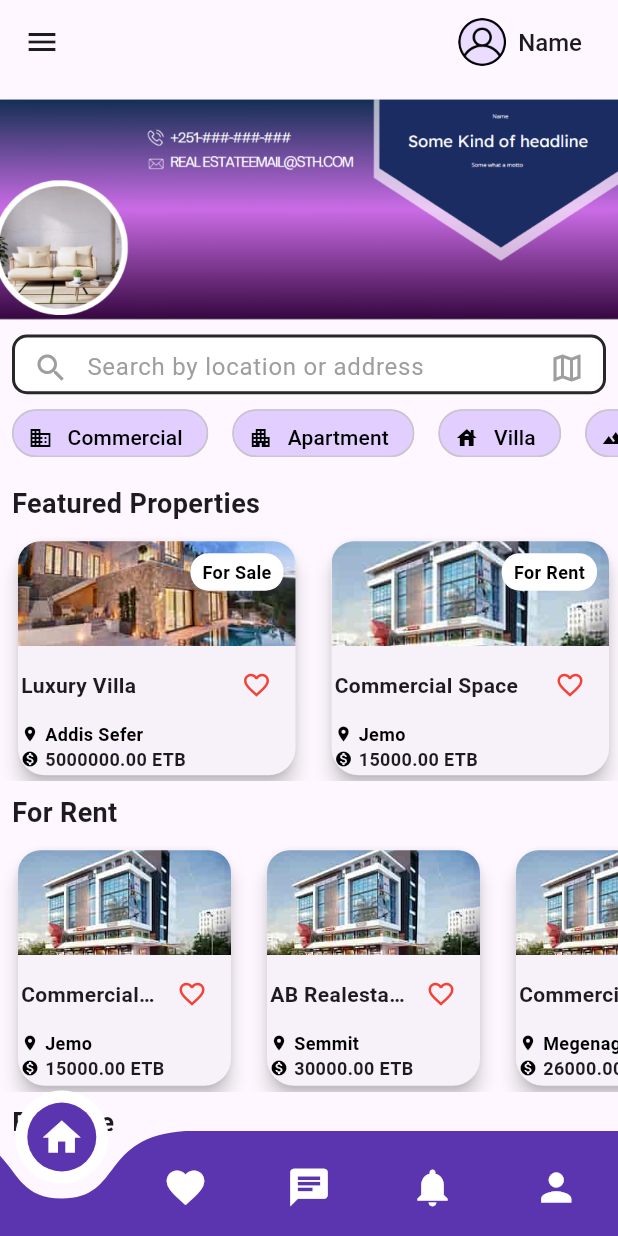
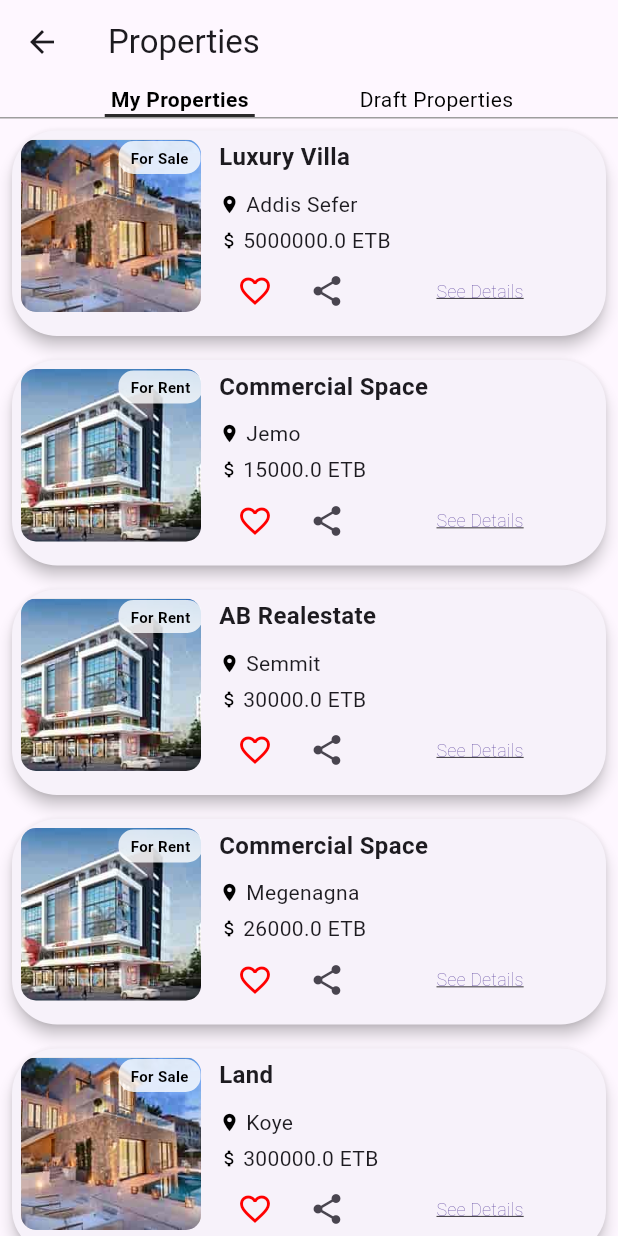
Before and after one commit to samiyamohammed/realestate, a Flutter app: the screen it shows after launch, on a phone screen of 412 x 824 dp. Run offline on Flutter 3.47's test engine with Material 3 defaults, Android fonts, the phone set to English and light mode, and no system bars; drawn by our look-alikes of curved_navigation_bar; our stand-ins replace bloc, equatable, flutter_bloc, go_router, google_fonts.

Commit message:
Your commit message

```diff
--- /dev/null
+++ b/lib/bloc/posted properties/posted_properties_bloc.dart
@@ -0,0 +1,29 @@
+import 'package:flutter_bloc/flutter_bloc.dart';
+import 'package:equatable/equatable.dart';
+import 'package:real_estate_marketplace/models/properties_list_model.dart';
+
+part 'posted_properties_event.dart';
+part 'posted_properties_state.dart';
+
+class PostedPropertiesBloc
+    extends Bloc<PostedPropertiesEvent, PostedPropertiesState> {
+  PostedPropertiesBloc() : super(PostedPropertiesInitial()) {
+    // Register the event handler here
+    on<FetchPostedProperties>(_onFetchPostedProperties);
+  }
+
+  void _onFetchPostedProperties(
+    FetchPostedProperties event,
+    Emitter<PostedPropertiesState> emit,
+  ) async {
+    emit(PostedPropertiesLoading());
+    try {
+      // Simulate fetching data from an API
+      await Future.delayed(const Duration(seconds: 1));
+      emit(PostedPropertiesLoaded(
+          properties: properties)); // Assuming properties is mocked data
+    } catch (e) {
+      emit(const PostedPropertiesError(message: 'Failed to load properties'));
+    }
+  }
+}
--- /dev/null
+++ b/lib/bloc/posted properties/posted_properties_event.dart
@@ -0,0 +1,10 @@
+part of 'posted_properties_bloc.dart';
+
+abstract class PostedPropertiesEvent extends Equatable {
+  const PostedPropertiesEvent();
+
+  @override
+  List<Object> get props => [];
+}
+
+class FetchPostedProperties extends PostedPropertiesEvent {}
--- /dev/null
+++ b/lib/bloc/posted properties/posted_properties_state.dart
@@ -0,0 +1,30 @@
+part of 'posted_properties_bloc.dart';
+
+abstract class PostedPropertiesState extends Equatable {
+  const PostedPropertiesState();
+
+  @override
+  List<Object> get props => [];
+}
+
+class PostedPropertiesInitial extends PostedPropertiesState {}
+
+class PostedPropertiesLoading extends PostedPropertiesState {}
+
+class PostedPropertiesLoaded extends PostedPropertiesState {
+  final List<Property> properties;
+
+  const PostedPropertiesLoaded({required this.properties});
+
+  @override
+  List<Object> get props => [properties];
+}
+
+class PostedPropertiesError extends PostedPropertiesState {
+  final String message;
+
+  const PostedPropertiesError({required this.message});
+
+  @override
+  List<Object> get props => [message];
+}
--- a/lib/config/router.dart
+++ b/lib/config/router.dart
@@ -1,17 +1,29 @@
 // ignore_for_file: unused_import
 
 import 'package:go_router/go_router.dart';
+import 'package:real_estate_marketplace/pages/aboutus_page.dart';
+import 'package:real_estate_marketplace/pages/draft_properties_page.dart';
+import 'package:real_estate_marketplace/pages/faq_page.dart';
 import 'package:real_estate_marketplace/pages/home_page.dart';
+import 'package:real_estate_marketplace/pages/posted_properties_page.dart';
 import 'package:real_estate_marketplace/pages/unsighned_notification_page.dart';
 import 'package:real_estate_marketplace/pages/unsignedin_favorites_page.dart';
 import 'package:real_estate_marketplace/pages/unsighned_message_page.dart';
 
 final GoRouter router = GoRouter(
-  initialLocation: '/home',
+  initialLocation: '/posted-properties',
   routes: [
     GoRoute(
       path: '/home',
       builder: (context, state) => const HomePage(),
+    ),
+    GoRoute(
+      path: '/faq',
+      builder: (context, state) => const FaqPage(),
+    ),
+    GoRoute(
+      path: '/aboutus',
+      builder: (context, state) => const AboutUsPage(),
     ),
     GoRoute(
       path: '/notifications',
@@ -21,9 +33,19 @@ final GoRouter router = GoRouter(
       path: '/chat',
       builder: (context, state) => const MessagePage(),
     ),
-     GoRoute(
+    GoRoute(
       path: '/favorite',
       builder: (context, state) => const FavoritePage(),
-    ),/// Add other routes here as needed
+    ),
+    GoRoute(
+      path: '/posted-properties',
+      builder: (context, state) => const PostedPropertiesPage(),
+    ),
+    GoRoute(
+      path: '/draft-properties',
+      builder: (context, state) => const DraftPropertiesPage(),
+    ),
+
+    /// Add other routes here as needed
   ],
 );
--- a/lib/main.dart
+++ b/lib/main.dart
@@ -16,6 +16,7 @@ class RealEstateApp extends StatelessWidget {
       create: (context) => HomeBloc(),
       child: MaterialApp.router(
         title: 'Real Estate Marketplace',
+        debugShowCheckedModeBanner: false,
         theme: ThemeData(
           primarySwatch: Colors.purple,
           visualDensity: VisualDensity.adaptivePlatformDensity,
--- a/lib/models/properties_list_model.dart
+++ b/lib/models/properties_list_model.dart
@@ -162,7 +162,7 @@ List<Property> properties = [
     price: 300000.00,
     locationName: 'Jemo',
     status: 'For Rent',
-    image: 'assets/images/commercial_space.pngs',
+    image: 'assets/images/commercial_space.png',
     type: 'commercial',
     bedroom: 4,
     bathroom: 2,
--- a/lib/pages/home_page.dart
+++ b/lib/pages/home_page.dart
@@ -2,21 +2,55 @@ import 'package:flutter/material.dart';
 import 'package:flutter_bloc/flutter_bloc.dart';
 import 'package:go_router/go_router.dart';
 import 'package:real_estate_marketplace/bloc/BottomNavigationBloc.dart';
-// ignore: unused_import
-import 'package:real_estate_marketplace/bloc/HomeState.dart';
 import 'package:real_estate_marketplace/bloc/home_bloc.dart';
 import '../widgets/bottom_navigation.dart';
 import '../models/properties_list_model.dart';
 import '../widgets/property_card.dart';
 
-class HomePage extends StatelessWidget {
+class HomePage extends StatefulWidget {
   const HomePage({super.key});
+
+  @override
+  // ignore: library_private_types_in_public_api
+  _HomePageState createState() => _HomePageState();
+}
+
+class _HomePageState extends State<HomePage> {
+  final Map<String, bool> selectedFilters = {
+    'Commercial': false,
+    'Apartment': false,
+    'Villa': false,
+    'Land': false,
+    'Condo': false,
+  };
+
+  List<Property> filteredProperties = properties;
+
+  @override
+  void initState() {
+    super.initState();
+    applyFilters(); // Apply filters initially
+  }
+
+  void applyFilters() {
+    setState(() {
+      filteredProperties = properties.where((property) {
+        if (selectedFilters.values.every((isSelected) => !isSelected)) {
+          // If no filters are selected, show all properties
+          return true;
+        }
+        // Filter properties based on selected filters
+        return selectedFilters.entries.any((filter) =>
+            filter.value &&
+            property.type.toLowerCase() == filter.key.toLowerCase());
+      }).toList();
+    });
+  }
 
   @override
   Widget build(BuildContext context) {
     return BlocProvider(
-      create: (context) =>
-          BottomNavigationBloc(), // Provide BottomNavigationBloc
+      create: (context) => BottomNavigationBloc(),
       child: Scaffold(
         appBar: AppBar(
           leading: IconButton(
@@ -114,13 +148,13 @@ class HomePage extends StatelessWidget {
                 child: SingleChildScrollView(
                   scrollDirection: Axis.horizontal,
                   child: Row(
-                    children: [
-                      _buildFilterChip(Icons.business, 'Commercial'),
-                      _buildFilterChip(Icons.apartment, 'Apartment'),
-                      _buildFilterChip(Icons.house, 'Villa'),
-                      _buildFilterChip(Icons.landscape, 'Land'),
-                      _buildFilterChip(Icons.business, 'Condo'),
-                    ],
+                    children: selectedFilters.keys.map((label) {
+                      return _buildFilterChip(
+                        _getIconForLabel(label),
+                        label,
+                        selectedFilters[label]!,
+                      );
+                    }).toList(),
                   ),
                 ),
               ),
@@ -138,13 +172,13 @@ class HomePage extends StatelessWidget {
                 height: 164,
                 child: ListView.builder(
                   scrollDirection: Axis.horizontal,
-                  itemCount: properties.length,
+                  itemCount: filteredProperties.length,
                   itemBuilder: (context, index) {
                     return Container(
                       width: 193,
                       margin: const EdgeInsets.symmetric(horizontal: 8.0),
                       child: PropertyCard(
-                        property: properties[index],
+                        property: filteredProperties[index],
                         showStatusTag:
                             true, // Show status tag in Featured Properties
                       ),
@@ -165,11 +199,11 @@ class HomePage extends StatelessWidget {
                 height: 165,
                 child: ListView.builder(
                   scrollDirection: Axis.horizontal,
-                  itemCount: properties
+                  itemCount: filteredProperties
                       .where((property) => property.status == 'For Rent')
                       .length,
                   itemBuilder: (context, index) {
-                    final rentProperties = properties
+                    final rentProperties = filteredProperties
                         .where((property) => property.status == 'For Rent')
                         .toList();
                     return Container(
@@ -197,11 +231,11 @@ class HomePage extends StatelessWidget {
                 height: 165,
                 child: ListView.builder(
                   scrollDirection: Axis.horizontal,
-                  itemCount: properties
+                  itemCount: filteredProperties
                       .where((property) => property.status == 'For Sale')
                       .length,
                   itemBuilder: (context, index) {
-                    final saleProperties = properties
+                    final saleProperties = filteredProperties
                         .where((property) => property.status == 'For Sale')
                         .toList();
                     return Container(
@@ -259,19 +293,16 @@ class HomePage extends StatelessWidget {
                           // Implement add property functionality
                         },
                         icon: const Icon(Icons.add,
-                            color: Color.fromARGB(255, 238, 235,
-                                235)), // Set the icon color to true white
+                            color: Color.fromARGB(255, 238, 235, 235)),
                         label: const Text(
                           "Add Property",
                           style: TextStyle(
-                              color: Color.fromARGB(255, 226, 223,
-                                  223)), // Set the text color to true white
+                              color: Color.fromARGB(255, 226, 223, 223)),
                         ),
                         style: ElevatedButton.styleFrom(
                           backgroundColor:
                               const Color.fromARGB(255, 91, 53, 175),
-                          foregroundColor: Colors
-                              .white, // Ensures the icon and text color are white
+                          foregroundColor: Colors.white,
                           shape: RoundedRectangleBorder(
                             borderRadius: BorderRadius.circular(20),
                           ),
@@ -326,26 +357,45 @@ class HomePage extends StatelessWidget {
     );
   }
 
-  Widget _buildFilterChip(IconData icon, String label) {
+  Widget _buildFilterChip(IconData icon, String label, bool isSelected) {
     return Padding(
-      padding: const EdgeInsets.symmetric(horizontal: 8.0),
+      padding: const EdgeInsets.symmetric(horizontal: 4.0),
       child: FilterChip(
-        avatar: Icon(icon, color: const Color.fromARGB(255, 0, 0, 0), size: 16),
+        avatar: Icon(icon, color: isSelected ? Colors.white : Colors.grey),
         label: Text(
           label,
-          style: const TextStyle(color: Color.fromARGB(255, 0, 0, 0)),
+          style: TextStyle(
+              color: isSelected ? Colors.white : Colors.black,
+              fontWeight: FontWeight.bold),
         ),
-        selected: false, // You might want to control this based on filter state
-        backgroundColor:
-            const Color.fromARGB(255, 114, 48, 255).withOpacity(0.2),
-        selectedColor: const Color.fromARGB(255, 114, 48, 255).withOpacity(0.5),
-        shape: RoundedRectangleBorder(
-          borderRadius: BorderRadius.circular(20),
-        ),
+        selected: isSelected,
         onSelected: (bool selected) {
-          // Implement filter selection logic here
+          setState(() {
+            selectedFilters[label] = selected;
+            applyFilters(); // Reapply filters when chip is selected
+          });
         },
+        selectedColor: const Color.fromARGB(255, 111, 71, 197),
+        backgroundColor: Colors.white,
+        checkmarkColor: Colors.white,
       ),
     );
   }
+
+  IconData _getIconForLabel(String label) {
+    switch (label) {
+      case 'Commercial':
+        return Icons.business;
+      case 'Apartment':
+        return Icons.apartment;
+      case 'Villa':
+        return Icons.villa;
+      case 'Land':
+        return Icons.landscape;
+      case 'Condo':
+        return Icons.location_city;
+      default:
+        return Icons.home;
+    }
+  }
 }
--- /dev/null
+++ b/lib/pages/posted_properties_page.dart
@@ -0,0 +1,62 @@
+import 'package:flutter/material.dart';
+import 'package:flutter_bloc/flutter_bloc.dart';
+import 'package:go_router/go_router.dart';
+import 'package:real_estate_marketplace/bloc/posted%20properties/posted_properties_bloc.dart';
+import 'package:real_estate_marketplace/widgets/properties_tab_bar.dart';
+import 'package:real_estate_marketplace/widgets/vertical_listing.dart';
+
+class PostedPropertiesPage extends StatelessWidget {
+  const PostedPropertiesPage({super.key});
+
+  @override
+  Widget build(BuildContext context) {
+    return BlocProvider(
+      create: (context) => PostedPropertiesBloc()..add(FetchPostedProperties()),
+      child: Scaffold(
+        appBar: AppBar(
+          title: const Text('Properties'),
+          leading: IconButton(
+            icon: const Icon(Icons.arrow_back),
+            onPressed: () {
+              context.go('/home');
+            },
+          ),
+        ),
+        body: Column(
+          children: [
+            const PropertiesTabBar(
+                isDraftSelected: false), // Use the tab bar widget
+            const Divider(height: 1, color: Colors.grey), // Divider line
+            Expanded(
+              child: BlocBuilder<PostedPropertiesBloc, PostedPropertiesState>(
+                builder: (context, state) {
+                  if (state is PostedPropertiesLoading) {
+                    return const Center(child: CircularProgressIndicator());
+                  } else if (state is PostedPropertiesLoaded) {
+                    if (state.properties.isEmpty) {
+                      return const Center(
+                        child: Text('No properties available.'),
+                      );
+                    } else {
+                      return ListView.builder(
+                        itemCount: state.properties.length,
+                        itemBuilder: (context, index) {
+                          return PropertyCard(
+                              property: state.properties[index]);
+                        },
+                      );
+                    }
+                  } else if (state is PostedPropertiesError) {
+                    return Center(child: Text(state.message));
+                  } else {
+                    return const Center(child: Text('An error occurred.'));
+                  }
+                },
+              ),
+            ),
+          ],
+        ),
+      ),
+    );
+  }
+}
--- /dev/null
+++ b/lib/widgets/properties_tab_bar.dart
@@ -0,0 +1,67 @@
+import 'package:flutter/material.dart';
+import 'package:go_router/go_router.dart';
+
+class PropertiesTabBar extends StatelessWidget {
+  final bool isDraftSelected;
+
+  const PropertiesTabBar({required this.isDraftSelected, super.key});
+
+  @override
+  Widget build(BuildContext context) {
+    return Row(
+      mainAxisAlignment: MainAxisAlignment.spaceEvenly,
+      children: [
+        GestureDetector(
+          onTap: () {
+            if (isDraftSelected) {
+              context.go('/posted-properties');
+            }
+          },
+          child: Column(
+            children: [
+              Text(
+                'My Properties',
+                style: TextStyle(
+                  color: Colors.black,
+                  fontWeight:
+                      isDraftSelected ? FontWeight.normal : FontWeight.bold,
+                ),
+              ),
+              Container(
+                height: 2,
+                width: 100,
+                color: isDraftSelected
+                    ? Colors.transparent
+                    : const Color.fromARGB(255, 43, 42, 43),
+              ),
+            ],
+          ),
+        ),
+        GestureDetector(
+          onTap: () {
+            if (!isDraftSelected) {
+              context.go('/draft-properties');
+            }
+          },
+          child: Column(
+            children: [
+              Text(
+                'Draft Properties',
+                style: TextStyle(
+                  color: Colors.black,
+                  fontWeight:
+                      isDraftSelected ? FontWeight.bold : FontWeight.normal,
+                ),
+              ),
+              Container(
+                height: 2,
+                width: 100,
+                color: isDraftSelected ? const Color.fromARGB(255, 43, 42, 43) : Colors.transparent,
+              ),
+            ],
+          ),
+        ),
+      ],
+    );
+  }
+}
--- a/lib/widgets/vertical_listing.dart
+++ b/lib/widgets/vertical_listing.dart
@@ -12,7 +12,7 @@ class PropertyCard extends StatelessWidget {
       height: 153,
       child: Card(
         shape: RoundedRectangleBorder(
-          borderRadius: BorderRadius.circular(15.0),
+          borderRadius: BorderRadius.circular(30.0),
         ),
         margin: const EdgeInsets.symmetric(vertical: 8.0, horizontal: 8.0),
         elevation: 4.0,
```
Also changed, not shown: lib/bloc/posted properties/draft_properties_bloc.dart (added, +30 -0 lines), lib/bloc/posted properties/draft_properties_event.dart (added, +10 -0 lines), lib/bloc/posted properties/draft_properties_state.dart (added, +30 -0 lines), lib/models/aboutus_model.dart (added, +24 -0 lines), lib/models/faq_model.dart (added, +29 -0 lines), lib/pages/aboutus_page.dart (added, +100 -0 lines), lib/pages/draft_properties_page.dart (added, +80 -0 lines), lib/pages/faq_page.dart (added, +85 -0 lines).
